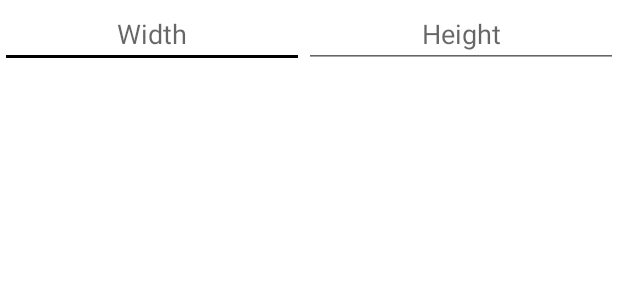
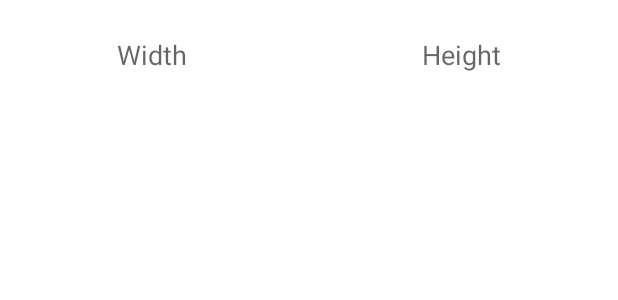
Before and after one commit to tytydraco/Purr, an Android app: the layout dialog_custom_resolution.xml on its own in the app's theme, with its tools: preview values and no code run, on a phone screen of 412 x 824 dp. Shown: the top 300 px of the screen. Run offline under Robolectric (Android 15) with nearby library versions, the phone set to English and light mode, and no system bars.

```diff
--- a/app/src/main/res/layout/dialog_custom_resolution.xml
+++ b/app/src/main/res/layout/dialog_custom_resolution.xml
@@ -2,11 +2,13 @@
 <LinearLayout xmlns:android="http://schemas.android.com/apk/res/android"
     android:orientation="horizontal"
     android:layout_width="match_parent"
-    android:layout_height="match_parent">
+    android:layout_height="match_parent"
+    android:paddingTop="24dp">
     <EditText
         android:layout_width="wrap_content"
         android:layout_height="wrap_content"
         android:id="@+id/width"
+        android:background="@null"
         android:textAlignment="center"
         android:layout_weight="0.5"
         android:autofillHints="@string/width"
@@ -16,6 +18,7 @@
         android:layout_width="wrap_content"
         android:layout_height="wrap_content"
         android:id="@+id/height"
+        android:background="@null"
         android:textAlignment="center"
         android:layout_weight="0.5"
         android:autofillHints="@string/height"
```
Also changed, not shown: app/src/main/java/com/draco/sated/viewmodels/ResolutionActivityViewModel.kt (+10 -4 lines), app/src/main/java/com/draco/sated/views/ResolutionActivity.kt (+6 -6 lines).
